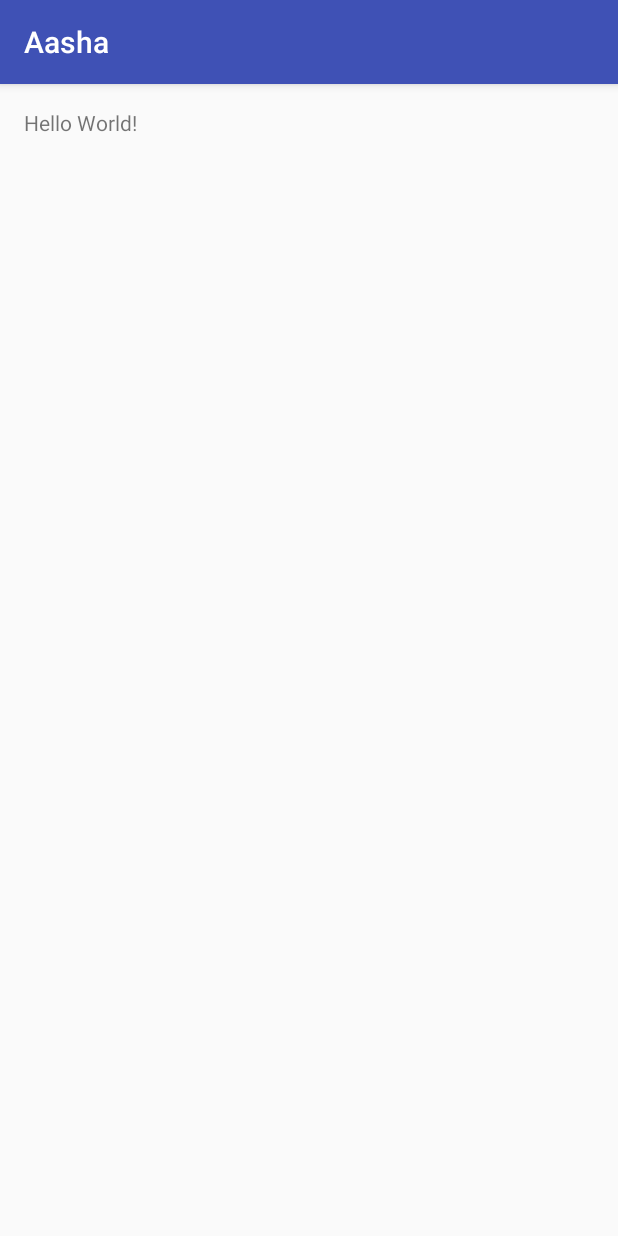
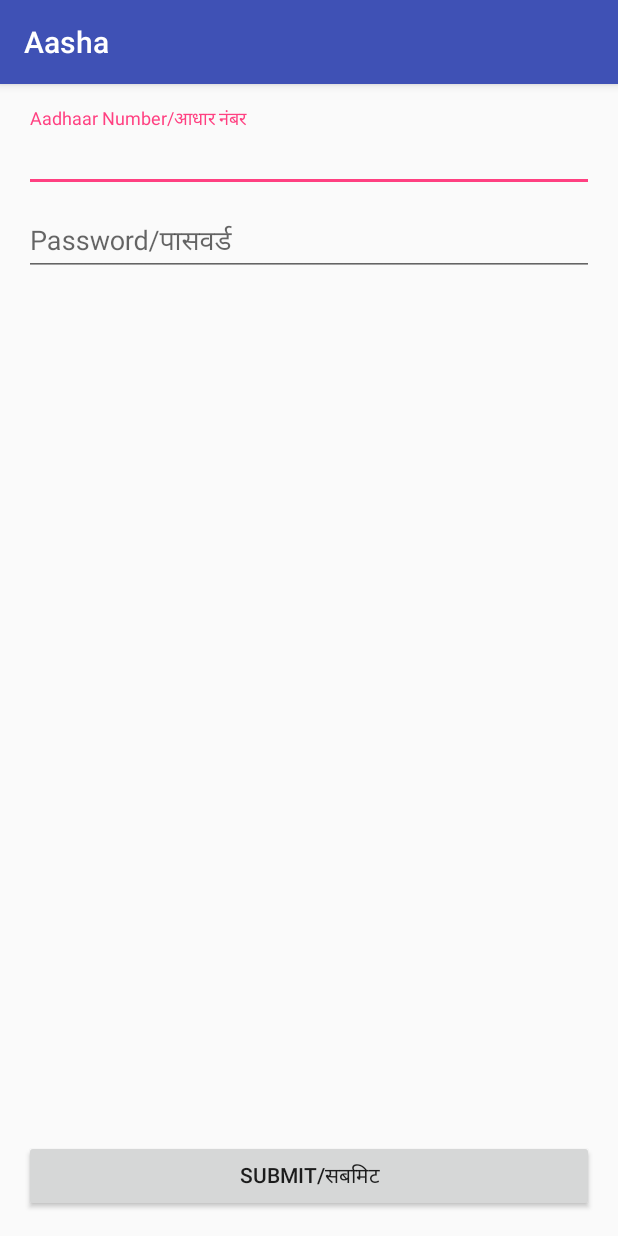
Before and after one commit to hareshkh/Aasha, an Android app: the screen it shows after launch (HomeActivity before the commit, LoginActivity after it), on a phone screen of 412 x 824 dp. Run offline under Robolectric (Android 15) with nearby library versions, the phone set to English and light mode, and no system bars.

Commit message:
Creates login screen

```diff
--- a/app/build.gradle
+++ b/app/build.gradle
@@ -21,9 +21,6 @@ android {
 
 dependencies {
     compile fileTree(dir: 'libs', include: ['*.jar'])
-    androidTestCompile('com.android.support.test.espresso:espresso-core:2.2.2', {
-        exclude group: 'com.android.support', module: 'support-annotations'
-    })
     compile 'com.android.support:appcompat-v7:25.1.1'
-    testCompile 'junit:junit:4.12'
+    compile 'com.android.support:design:25.1.1'
 }
--- a/app/src/main/java/com/iitr/cfd/aasha/activities/LoginActivity.java
+++ b/app/src/main/java/com/iitr/cfd/aasha/activities/LoginActivity.java
@@ -1,13 +1,31 @@
 package com.iitr.cfd.aasha.activities;
 
+import android.content.Intent;
 import android.support.v7.app.AppCompatActivity;
 import android.os.Bundle;
+import android.view.View;
+import android.widget.Button;
+
+import com.iitr.cfd.aasha.R;
 
 public class LoginActivity extends AppCompatActivity {
+
+    Button submitButton;
 
     @Override
     protected void onCreate(Bundle savedInstanceState) {
         super.onCreate(savedInstanceState);
         setContentView(R.layout.activity_login);
+
+        submitButton = (Button) findViewById(R.id.submit_button);
+
+        submitButton.setOnClickListener(new View.OnClickListener() {
+            @Override
+            public void onClick(View v) {
+                Intent intent = new Intent(LoginActivity.this, HomeActivity.class);
+                startActivity(intent);
+                finish();
+            }
+        });
     }
 }
--- a/app/src/main/res/layout/activity_login.xml
+++ b/app/src/main/res/layout/activity_login.xml
@@ -10,4 +10,42 @@
     android:paddingTop="@dimen/activity_vertical_margin"
     tools:context="com.iitr.cfd.aasha.activities.LoginActivity">
 
+    <android.support.design.widget.TextInputLayout
+        android:id="@+id/input_layout_uid"
+        android:layout_width="match_parent"
+        android:layout_height="wrap_content">
+
+        <EditText
+            android:id="@+id/input_uid"
+            android:layout_width="match_parent"
+            android:layout_height="wrap_content"
+            android:hint="@string/hint_uid"
+            android:inputType="number"
+            android:maxLength="12" />
+
+    </android.support.design.widget.TextInputLayout>
+
+    <android.support.design.widget.TextInputLayout
+        android:id="@+id/input_layout_password"
+        android:layout_width="match_parent"
+        android:layout_height="wrap_content"
+        android:layout_below="@id/input_layout_uid">
+
+        <EditText
+            android:id="@+id/input_password"
+            android:layout_width="match_parent"
+            android:layout_height="wrap_content"
+            android:hint="@string/hint_password"
+            android:inputType="textPassword" />
+
+    </android.support.design.widget.TextInputLayout>
+
+    <Button
+        android:id="@+id/submit_button"
+        android:layout_width="match_parent"
+        android:layout_height="wrap_content"
+        android:layout_alignParentBottom="true"
+        android:layout_centerHorizontal="true"
+        android:text="@string/submit_button_text" />
+
 </RelativeLayout>
--- a/app/src/main/res/values/strings.xml
+++ b/app/src/main/res/values/strings.xml
@@ -1,3 +1,9 @@
 <resources>
     <string name="app_name">Aasha</string>
+
+    <!--Login Activity strings-->
+    <string name="hint_uid">Aadhaar Number/आधार नंबर</string>
+    <string name="hint_password">Password/पासवर्ड</string>
+    <string name="submit_button_text">Submit/सबमिट</string>
+
 </resources>
```
Also changed, not shown: app/src/main/AndroidManifest.xml (+14 -2 lines).
